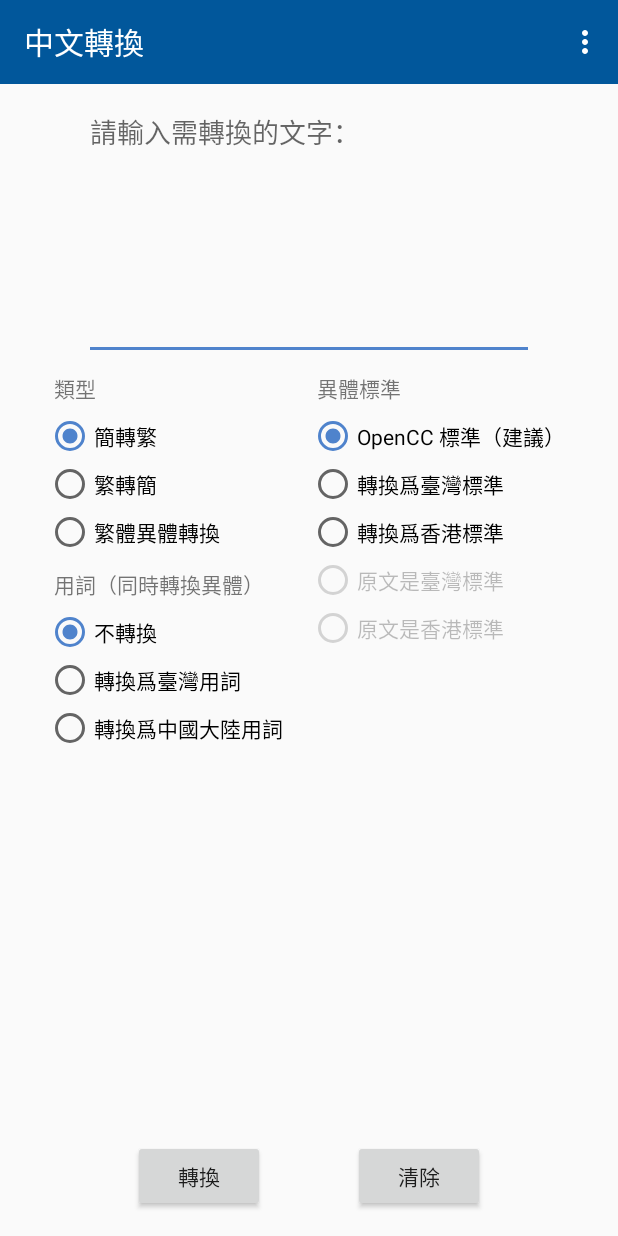
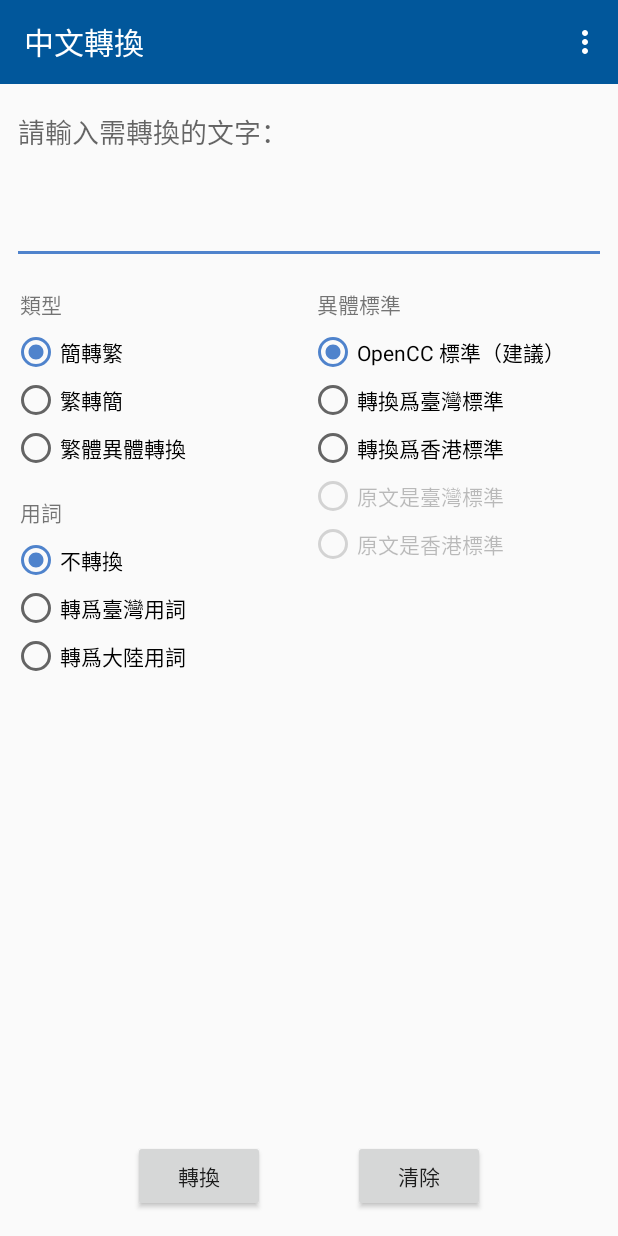
Before and after one commit to fei0316/OpenCC-android-app, an Android app: the screen it shows after launch (MainActivity), on a phone screen of 412 x 824 dp. Run offline under Robolectric (Android 15) with nearby library versions, the light colour scheme and no system bars; libraries missing offline, so code that uses them is left out: com.github.appintro, com.zqc.opencc; 2 statements that could not run were skipped.

Commit message:
New layout and updated dependencies TBD remove copy OpenCC data as not needed anymore

```diff
--- a/app/src/main/res/layout/content_main.xml
+++ b/app/src/main/res/layout/content_main.xml
@@ -32,21 +32,23 @@
     <EditText
         android:id="@+id/editText_convert"
         style="@style/Widget.AppCompat.EditText"
-        android:layout_width="300dp"
+        android:layout_width="match_parent"
         android:layout_height="wrap_content"
+        android:layout_marginStart="8dp"
         android:layout_marginTop="8dp"
+        android:layout_marginEnd="8dp"
         android:ems="10"
         android:gravity="top|start"
         android:hint="@string/enter_text_prompt"
+        android:importantForAutofill="no"
         android:inputType="textMultiLine"
         android:maxLines="7"
-        android:minLines="7"
+        android:minLines="4"
         app:layout_constraintBottom_toBottomOf="parent"
         app:layout_constraintEnd_toEndOf="parent"
         app:layout_constraintStart_toStartOf="parent"
         app:layout_constraintTop_toTopOf="parent"
-        app:layout_constraintVertical_bias="0.0"
-        android:importantForAutofill="no" />
+        app:layout_constraintVertical_bias="0.0" />
 
     <Button
         android:id="@+id/convert_button"
@@ -76,13 +78,13 @@
 
     <RadioGroup
         android:id="@+id/radioGroupType"
-        android:layout_width="175dp"
+        android:layout_width="0dp"
         android:layout_height="wrap_content"
-        android:layout_marginTop="8dp"
+        android:layout_marginTop="16dp"
         app:layout_constraintBottom_toBottomOf="@+id/convert_button"
         app:layout_constraintEnd_toStartOf="@+id/guideline"
-        app:layout_constraintHorizontal_bias="1.0"
-        app:layout_constraintStart_toStartOf="parent"
+        app:layout_constraintHorizontal_bias="0.0"
+        app:layout_constraintStart_toStartOf="@+id/radioGroupIdiom"
         app:layout_constraintTop_toBottomOf="@+id/editText_convert"
         app:layout_constraintVertical_bias="0.0">
 
@@ -115,12 +117,11 @@
 
     <RadioGroup
         android:id="@+id/radioGroupVar"
-        android:layout_width="175dp"
+        android:layout_width="0dp"
         android:layout_height="wrap_content"
-        android:layout_marginTop="8dp"
+        android:layout_marginTop="16dp"
         app:layout_constraintBottom_toBottomOf="parent"
         app:layout_constraintEnd_toEndOf="parent"
-        app:layout_constraintHorizontal_bias="0.0"
         app:layout_constraintStart_toStartOf="@+id/guideline"
         app:layout_constraintTop_toBottomOf="@+id/editText_convert"
         app:layout_constraintVertical_bias="0.0">
@@ -171,12 +172,13 @@
 
     <RadioGroup
         android:id="@+id/radioGroupIdiom"
-        android:layout_width="175dp"
+        android:layout_width="0dp"
         android:layout_height="wrap_content"
-        android:layout_marginTop="8dp"
+        android:layout_marginStart="8dp"
+        android:layout_marginTop="16dp"
         app:layout_constraintBottom_toBottomOf="parent"
         app:layout_constraintEnd_toStartOf="@+id/guideline"
-        app:layout_constraintHorizontal_bias="1.0"
+        app:layout_constraintHorizontal_bias="0.0"
         app:layout_constraintStart_toStartOf="parent"
         app:layout_constraintTop_toBottomOf="@+id/radioGroupType"
         app:layout_constraintVertical_bias="0.0">
@@ -217,6 +219,7 @@
         app:layout_constraintBottom_toBottomOf="parent"
         app:layout_constraintEnd_toEndOf="parent"
         app:layout_constraintGuide_percent="0.5"
+        app:layout_constraintHorizontal_bias="0.48"
         app:layout_constraintStart_toStartOf="parent"
         app:layout_constraintTop_toTopOf="parent" />
 
--- a/app/src/main/res/values/strings.xml
+++ b/app/src/main/res/values/strings.xml
@@ -33,11 +33,11 @@
     <string name="main_to_tw">轉換爲臺灣標準</string>
     <string name="main_to_hk">轉換爲香港標準</string>
     <string name="main_no_conv">不轉換</string>
-    <string name="main_to_twP">轉換爲臺灣用詞</string>
-    <string name="main_to_cnP">轉換爲中國大陸用詞</string>
+    <string name="main_to_twP">轉爲臺灣用詞</string>
+    <string name="main_to_cnP">轉爲大陸用詞</string>
     <string name="main_type">類型</string>
     <string name="main_varchar">異體標準</string>
-    <string name="main_wordUse">用詞（同時轉換異體）</string>
+    <string name="main_wordUse">用詞</string>
     <string name="menu_popup_title">請選擇轉換類型：</string>
     <string name="menu_popup_type_1">簡體到 OpenCC 繁體（建議）</string>
     <string name="menu_popup_type_2">簡體到臺灣正體</string>
--- a/build.gradle
+++ b/build.gradle
@@ -6,8 +6,8 @@ buildscript {
         jcenter()
     }
     dependencies {
-        classpath 'com.android.tools.build:gradle:4.0.1'
-        classpath "org.jetbrains.kotlin:kotlin-gradle-plugin:1.3.72"
+        classpath 'com.android.tools.build:gradle:4.2.1'
+        classpath "org.jetbrains.kotlin:kotlin-gradle-plugin:1.5.10"
         classpath "com.mikepenz.aboutlibraries.plugin:aboutlibraries-plugin:8.3.0"
 
         // NOTE: Do not place your application dependencies here; they belong
```
Also changed, not shown: app/build.gradle (+14 -14 lines), app/src/main/java/com/iatfei/tsconverter/ConvertActivity.java (+11 -23 lines), gradle/wrapper/gradle-wrapper.properties, 2 other files.
